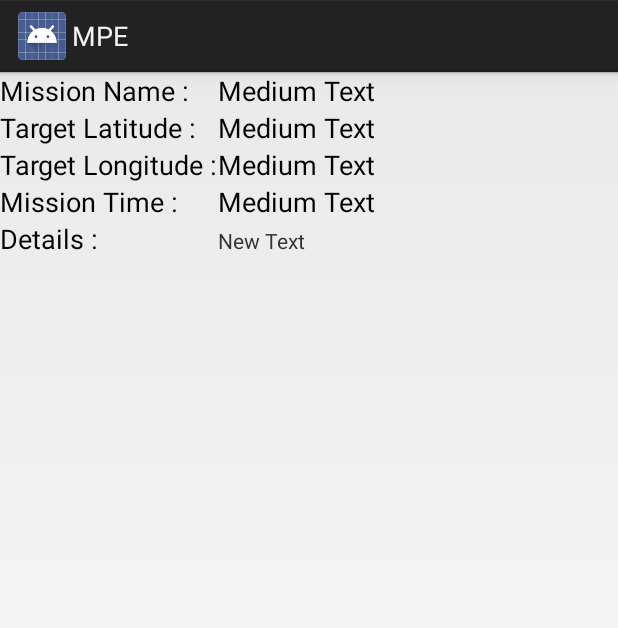
After one commit to mcalik/MissionPlannerAndExecuter-Android, an Android app: the layout mission_details.xml on its own in the app's theme, with its tools: preview values and no code run, on a phone screen of 412 x 824 dp. The commit adds this screen. Shown: the top 628 px of the screen. Run offline under Robolectric (Android 15) with nearby library versions, the phone set to English and light mode, and no system bars.

Commit message:
team and detail dialog box works!

```diff
--- /dev/null
+++ b/app/src/main/res/layout/mission_details.xml
@@ -0,0 +1,110 @@
+<?xml version="1.0" encoding="utf-8"?>
+<TableLayout xmlns:android="http://schemas.android.com/apk/res/android"
+    android:layout_width="match_parent"
+    android:layout_height="match_parent">
+
+    <TableRow
+        android:layout_width="fill_parent"
+        android:layout_height="fill_parent">
+
+        <TextView
+            android:layout_width="wrap_content"
+            android:layout_height="wrap_content"
+            android:textAppearance="?android:attr/textAppearanceMedium"
+            android:text="Mission Name :"
+            android:id="@+id/textView"
+            android:layout_column="0" />
+
+        <TextView
+            android:layout_width="wrap_content"
+            android:layout_height="wrap_content"
+            android:textAppearance="?android:attr/textAppearanceMedium"
+            android:text="Medium Text"
+            android:id="@+id/detailMissionName"
+            android:layout_column="2" />
+    </TableRow>
+
+    <TableRow
+        android:layout_width="fill_parent"
+        android:layout_height="fill_parent">
+
+        <TextView
+            android:layout_width="wrap_content"
+            android:layout_height="wrap_content"
+            android:textAppearance="?android:attr/textAppearanceMedium"
+            android:text="Target Latitude :"
+            android:id="@+id/textView2"
+            android:layout_column="0" />
+
+        <TextView
+            android:layout_width="wrap_content"
+            android:layout_height="wrap_content"
+            android:textAppearance="?android:attr/textAppearanceMedium"
+            android:text="Medium Text"
+            android:id="@+id/detailTargetLat"
+            android:layout_column="2" />
+    </TableRow>
+
+    <TableRow
+        android:layout_width="fill_parent"
+        android:layout_height="fill_parent">
+
+        <TextView
+            android:layout_width="wrap_content"
+            android:layout_height="wrap_content"
+            android:textAppearance="?android:attr/textAppearanceMedium"
+            android:text="Target Longitude :"
+            android:id="@+id/textView3"
+            android:layout_column="0" />
+
+        <TextView
+            android:layout_width="wrap_content"
+            android:layout_height="wrap_content"
+            android:textAppearance="?android:attr/textAppearanceMedium"
+            android:text="Medium Text"
+            android:id="@+id/detailTargetLon"
+            android:layout_column="2" />
+    </TableRow>
+
+    <TableRow
+        android:layout_width="fill_parent"
+        android:layout_height="fill_parent">
+
+        <TextView
+            android:layout_width="wrap_content"
+            android:layout_height="wrap_content"
+            android:textAppearance="?android:attr/textAppearanceMedium"
+            android:text="Mission Time :"
+            android:id="@+id/textView4"
+            android:layout_column="0" />
+
+        <TextView
+            android:layout_width="wrap_content"
+            android:layout_height="wrap_content"
+            android:textAppearance="?android:attr/textAppearanceMedium"
+            android:text="Medium Text"
+            android:id="@+id/detailMissionTime"
+            android:layout_column="2" />
+    </TableRow>
+
+    <TableRow
+        android:layout_width="fill_parent"
+        android:layout_height="fill_parent">
+
+        <TextView
+            android:layout_width="wrap_content"
+            android:layout_height="wrap_content"
+            android:textAppearance="?android:attr/textAppearanceMedium"
+            android:text="Details : "
+            android:id="@+id/textView5"
+            android:layout_column="0" />
+        <TextView
+            android:layout_width="wrap_content"
+            android:layout_height="wrap_content"
+            android:text="New Text"
+            android:id="@+id/missionDetails"
+            android:layout_column="2" />
+
+    </TableRow>
+
+</TableLayout>
```
Also changed, not shown: app/src/main/java/com/calikmustafa/activity/MapsActivity.java (+52 -57 lines), app/src/main/res/layout/activity_main.xml (+7 -1 lines).
